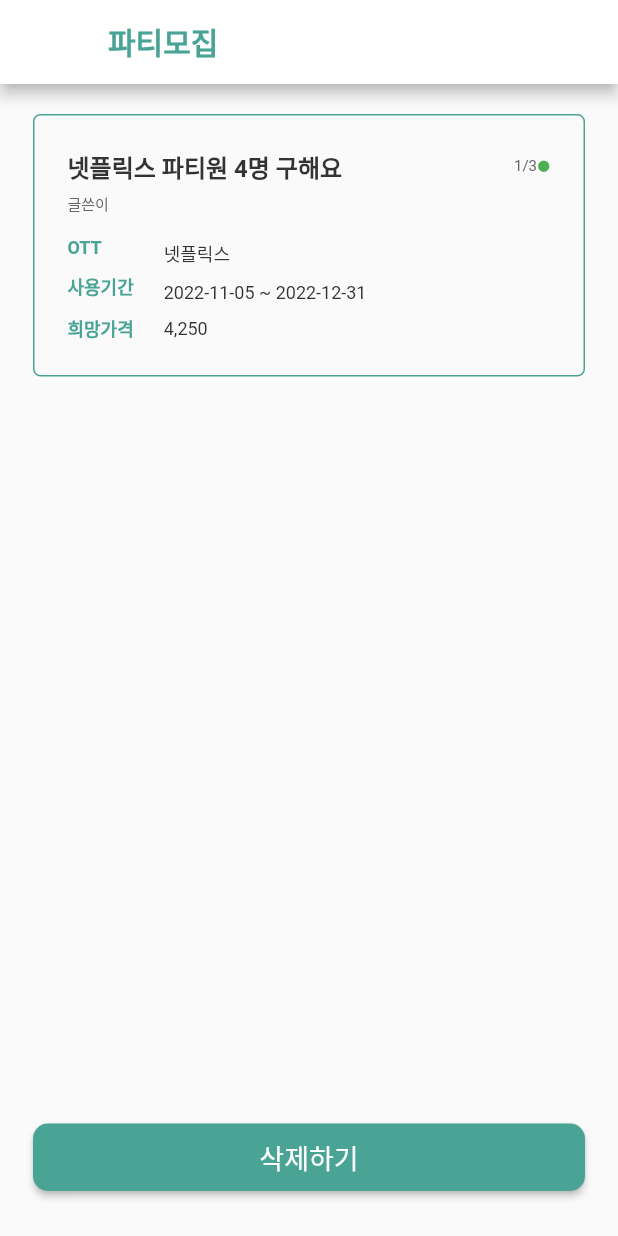
After one commit to UniD-Hackathon-Team4/1DayClassClient, a Flutter app: the PartyDetailNonWriterPage screen opened directly, on a phone screen of 412 x 824 dp. The commit adds this screen. Run offline on Flutter 3.47's test engine with Material 2 defaults, Android fonts, the phone set to English and light mode, and no system bars.

Commit message:
feat: #8 파티원 상세 페이지(글 미작성자)

```diff
--- a/lib/Login/login.dart
+++ b/lib/Login/login.dart
@@ -34,7 +34,6 @@ class _LoginPageState extends State<LoginPage> {
 
       // 임시 이동
       Navigator.pop(context);
-
       Navigator.push(
               context,
               MaterialPageRoute(builder: (context) => tabBarMainPage()),
--- /dev/null
+++ b/lib/Party/party_detail_nonwriterview.dart
@@ -0,0 +1,273 @@
+import 'package:flutter/material.dart';
+
+import '../color.dart';
+
+class PartyDetailNonWriterPage extends StatefulWidget {
+  const PartyDetailNonWriterPage({Key? key}) : super(key: key);
+
+  @override
+  State<PartyDetailNonWriterPage> createState() => _PartyDetailNonWriterPageState();
+}
+
+class _PartyDetailNonWriterPageState extends State<PartyDetailNonWriterPage> {
+
+  final List <bool> isEnabled = <bool>[true, true, true, true, true, true, true, true];
+
+  final List<String> userName = <String>["손님1", "손님2", "손님3"];
+  final List<String> userPhone = <String>["010-9999-1234", "010-9999-1234", "010-9999-1234"];
+
+  String writer = "글쓴이";
+  String ottType = "넷플릭스";
+  String startDate = "2022-11-05";
+  String endDate = "2022-12-31";
+  String price = "4,250";
+  int maxPeople = 3;
+  int curPeople = 1;
+
+  void disableElevatedButton(int index) {
+    //isEnabled[index] = false;
+    setState(() {
+      curPeople++;
+      isEnabled[index] = false;
+    });
+
+    if(curPeople == maxPeople){
+      showDialog<String>(
+        context: context,
+        builder: (BuildContext context) => AlertDialog(
+          title: const Text('모집 완료'),
+          content: const Text('모집이 완료되었습니다.'),
+          actions: <Widget>[
+            TextButton(
+              onPressed: () {
+                Navigator.of(context).pop();
+                Navigator.of(context).pop();
+              },
+              child: const Text('확인'),
+            ),
+          ],
+        ),
+      );
+    }
+  }
+
+  // func(int index){
+  //   print("clicked");
+  //   disableElevatedButton(index);
+  // }
+
+
+
+  @override
+  Widget build(BuildContext context) {
+
+    return Scaffold(
+      appBar: AppBar(
+        title: Text("파티모집",
+            style:TextStyle(
+                color:Color(mainColor),
+                fontWeight: FontWeight.bold,
+                fontSize: 20
+            )
+        ),
+        backgroundColor: Colors.white,
+      ),
+
+      body: SafeArea(
+          child: Container(
+            margin: EdgeInsets.only(left: 22.0, right: 22.0, top: 20.0),
+            child: Column(
+              crossAxisAlignment: CrossAxisAlignment.stretch,
+              children: [
+
+                // 글 내용
+                Container(
+                    padding: EdgeInsets.all(22.0),
+                    margin: EdgeInsets.only(),
+                    decoration: BoxDecoration(
+                      border: Border.all(
+                        width: 1,
+                        color: Color(mainColor),
+                      ),
+                      borderRadius: BorderRadius.all(Radius.circular(5)
+                      ),
+                    ),
+                    child: Column(
+                      crossAxisAlignment: CrossAxisAlignment.start,
+                      children: [
+                        Container(
+                            child: Column(
+                              crossAxisAlignment: CrossAxisAlignment.start,
+                              children: [
+                                Row(
+                                  mainAxisAlignment: MainAxisAlignment.spaceBetween,
+                                  children: [
+                                    Container(
+                                      child: Text("넷플릭스 파티원 4명 구해요",
+                                          style:TextStyle(
+                                              fontSize: 16,
+                                              color:Color(0xff333333),
+                                              fontWeight: FontWeight.bold
+                                          )
+                                      ),
+                                    ),
+
+                                    Container(
+                                      child: Row(
+                                        children: [
+                                          Container(
+                                            child: Text(
+                                                "${curPeople}/${maxPeople}",
+                                                style:TextStyle(
+                                                  fontSize: 10,
+                                                  color:Color(0xff666666),
+                                                )
+                                            ),
+                                          ),
+
+                                          Container(
+                                            child: Icon(
+                                              Icons.circle,
+                                              size: 9,
+                                              color: curPeople == maxPeople? Colors.red : Colors.green,
+                                            ),
+                                          )
+
+                                        ],
+                                      ),
+                                    )
+                                  ],
+                                ),
+
+                                Container(
+                                  margin: EdgeInsets.only(top: 5, bottom: 15.0),
+                                  child: Text("${writer}",
+                                      style:TextStyle(
+                                        fontSize: 10,
+                                        color:Color(0xff666666),
+                                      )
+                                  ),
+                                )
+                              ],
+                            )
+                        ),
+
+                        // body Container
+
+                        Row(
+                          mainAxisAlignment: MainAxisAlignment.start,
+                          children: [
+                            Container(
+                              child: Column(
+                                crossAxisAlignment: CrossAxisAlignment.start,
+                                children: [
+                                  Container(
+                                      child: Text("OTT",
+                                          style:TextStyle(
+                                              fontSize: 12,
+                                              color:Color(mainColor),
+                                              fontWeight: FontWeight.w700
+                                          )
+                                      )
+                                  ),
+
+                                  Container(
+                                      margin: EdgeInsets.only(top: 10.0),
+                                      child: Text("사용기간",
+                                          style:TextStyle(
+                                              fontSize: 12,
+                                              color:Color(mainColor),
+                                              fontWeight: FontWeight.w700
+                                          )
+                                      )
+                                  ),
+
+                                  Container(
+                                      margin: EdgeInsets.only(top: 10.0),
+                                      child: Text("희망가격",
+                                          style:TextStyle(
+                                              fontSize: 12,
+                                              color:Color(mainColor),
+                                              fontWeight: FontWeight.w700
+                                          )
+                                      )
+                                  ),
+
+                                ],
+                              ),
+                            ),
+
+                            Container(
+                              margin: EdgeInsets.only(left: 20.0),
+                              child: Column(
+                                crossAxisAlignment: CrossAxisAlignment.start,
+                                children: [
+                                  Container(
+                                      child: Text("${ottType}",
+                                          style:TextStyle(
+                                            fontSize: 12,
+                                            color:Color(0xff333333),
+                                          )
+                                      )
+                                  ),
+
+                                  Container(
+                                      margin: EdgeInsets.only(top: 10.0),
+                                      child: Text("${startDate} ~ ${endDate}",
+                                          style:TextStyle(
+                                            fontSize: 12,
+                                            color:Color(0xff333333),
+                                          )
+                                      )
+                                  ),
+
+                                  Container(
+                                      margin: EdgeInsets.only(top: 10.0),
+                                      child: Text("${price}",
+                                          style:TextStyle(
+                                            fontSize: 12,
+                                            color:Color(0xff333333),
+                                          )
+                                      )
+                                  ),
+
+                                ],
+                              ),
+                            ),
+                          ],
+                        ),
+                      ],
+                    )
+                ),
+
+                Spacer(),
+
+                Container(
+                  margin: EdgeInsets.only(bottom: 30.0),
+
+                  child: new ElevatedButton(
+                    style: ElevatedButton.styleFrom(
+                      backgroundColor: Color(mainColor),
+                      shape: RoundedRectangleBorder(
+                        borderRadius: BorderRadius.circular(10),
+                      ),
+                    ),
+                    child: new Text(
+                      '삭제하기',
+                      style: new TextStyle(
+                        fontSize: 18.0,
+                        color: Color(0xffFFFFFF),
+                      ),
+                    ),
+                    onPressed: () => {},
+                  ),
+                  height: 45,
+                ),
+
+              ],
+            ),
+          )
+      ),
+    );
+  }
+}
--- a/lib/Party/party_detail_writerview.dart
+++ b/lib/Party/party_detail_writerview.dart
@@ -2,14 +2,14 @@ import 'package:flutter/material.dart';
 
 import '../color.dart';
 
-class PartyMainPage extends StatefulWidget {
-  const PartyMainPage({Key? key}) : super(key: key);
+class PartyDetailWriterPage extends StatefulWidget {
+  const PartyDetailWriterPage({Key? key}) : super(key: key);
 
   @override
-  State<PartyMainPage> createState() => _PartyMainPageState();
+  State<PartyDetailWriterPage> createState() => _PartyDetailWriterPageState();
 }
 
-class _PartyMainPageState extends State<PartyMainPage> {
+class _PartyDetailWriterPageState extends State<PartyDetailWriterPage> {
 
   final List <bool> isEnabled = <bool>[true, true, true, true, true, true, true, true];
 
@@ -22,7 +22,7 @@ class _PartyMainPageState extends State<PartyMainPage> {
   String endDate = "2022-12-31";
   String price = "4,250";
   int maxPeople = 3;
-  int curPeople = 0;
+  int curPeople = 1;
 
   void disableElevatedButton(int index) {
      //isEnabled[index] = false;
```
